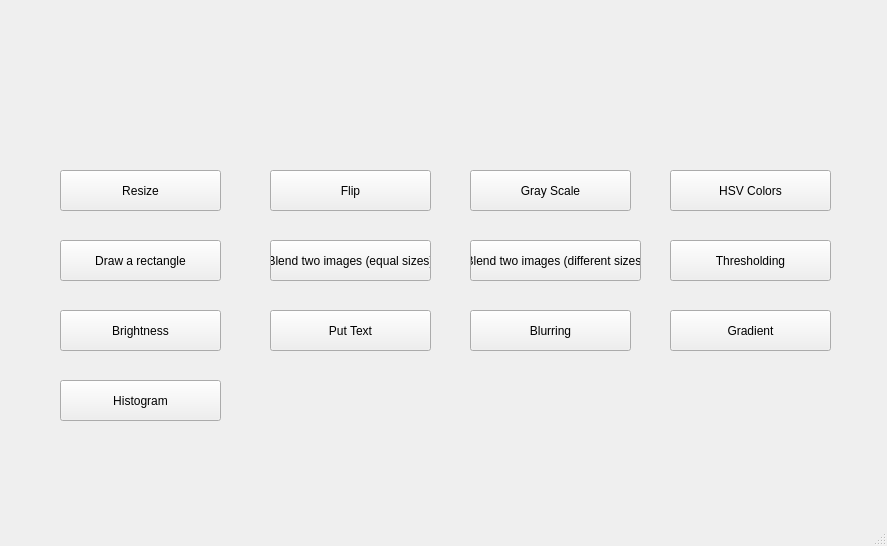
This is main.ui in Hossamster/Edit-Image-App as Qt 5 draws it before an edit. The edited form follows.
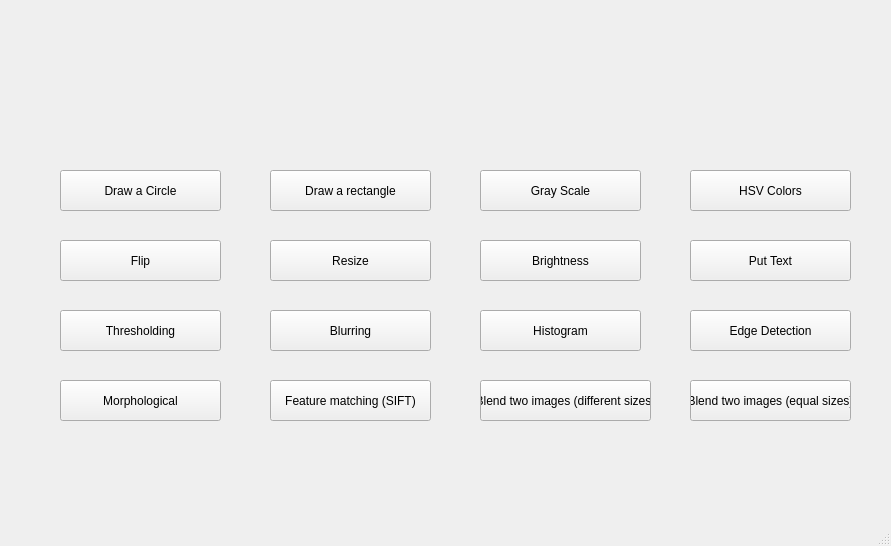
This is the edited form. Icons and pictures are not drawn.

Diff of the .ui file:
```diff
--- a/main.ui
+++ b/main.ui
@@ -6,7 +6,7 @@
    <rect>
     <x>0</x>
     <y>0</y>
-    <width>887</width>
+    <width>891</width>
     <height>546</height>
    </rect>
   </property>
@@ -2236,8 +2236,8 @@
    <widget class="QPushButton" name="flip">
     <property name="geometry">
      <rect>
-      <x>270</x>
-      <y>170</y>
+      <x>60</x>
+      <y>240</y>
       <width>161</width>
       <height>41</height>
      </rect>
@@ -2249,8 +2249,8 @@
    <widget class="QPushButton" name="resize">
     <property name="geometry">
      <rect>
-      <x>60</x>
-      <y>170</y>
+      <x>270</x>
+      <y>240</y>
       <width>161</width>
       <height>41</height>
      </rect>
@@ -2284,8 +2284,8 @@
    <widget class="QPushButton" name="draw_rectangle">
     <property name="geometry">
      <rect>
-      <x>60</x>
-      <y>240</y>
+      <x>270</x>
+      <y>170</y>
       <width>161</width>
       <height>41</height>
      </rect>
@@ -2297,7 +2297,7 @@
    <widget class="QPushButton" name="gray_scale">
     <property name="geometry">
      <rect>
-      <x>470</x>
+      <x>480</x>
       <y>170</y>
       <width>161</width>
       <height>41</height>
@@ -2310,7 +2310,7 @@
    <widget class="QPushButton" name="hsv">
     <property name="geometry">
      <rect>
-      <x>670</x>
+      <x>690</x>
       <y>170</y>
       <width>161</width>
       <height>41</height>
@@ -2323,8 +2323,8 @@
    <widget class="QPushButton" name="blend2imgs">
     <property name="geometry">
      <rect>
-      <x>270</x>
-      <y>240</y>
+      <x>690</x>
+      <y>380</y>
       <width>161</width>
       <height>41</height>
      </rect>
@@ -2339,8 +2339,8 @@
    <widget class="QPushButton" name="blending_diff_size">
     <property name="geometry">
      <rect>
-      <x>470</x>
-      <y>240</y>
+      <x>480</x>
+      <y>380</y>
       <width>171</width>
       <height>41</height>
      </rect>
@@ -2352,8 +2352,8 @@
    <widget class="QPushButton" name="threshold">
     <property name="geometry">
      <rect>
-      <x>670</x>
-      <y>240</y>
+      <x>60</x>
+      <y>310</y>
       <width>161</width>
       <height>41</height>
      </rect>
@@ -2365,8 +2365,8 @@
    <widget class="QPushButton" name="brightness">
     <property name="geometry">
      <rect>
-      <x>60</x>
-      <y>310</y>
+      <x>480</x>
+      <y>240</y>
       <width>161</width>
       <height>41</height>
      </rect>
@@ -2378,8 +2378,8 @@
    <widget class="QPushButton" name="put_text">
     <property name="geometry">
      <rect>
-      <x>270</x>
-      <y>310</y>
+      <x>690</x>
+      <y>240</y>
       <width>161</width>
       <height>41</height>
      </rect>
@@ -2391,7 +2391,7 @@
    <widget class="QPushButton" name="blurring">
     <property name="geometry">
      <rect>
-      <x>470</x>
+      <x>270</x>
       <y>310</y>
       <width>161</width>
       <height>41</height>
@@ -2404,21 +2404,21 @@
    <widget class="QPushButton" name="gradient">
     <property name="geometry">
      <rect>
-      <x>670</x>
+      <x>690</x>
       <y>310</y>
       <width>161</width>
       <height>41</height>
      </rect>
     </property>
     <property name="text">
-     <string>Gradient</string>
+     <string>Edge Detection</string>
     </property>
    </widget>
    <widget class="QPushButton" name="histogram">
     <property name="geometry">
      <rect>
-      <x>60</x>
-      <y>380</y>
+      <x>480</x>
+      <y>310</y>
       <width>161</width>
       <height>41</height>
      </rect>
@@ -2427,6 +2427,45 @@
      <string>Histogram</string>
     </property>
    </widget>
+   <widget class="QPushButton" name="feature_matching">
+    <property name="geometry">
+     <rect>
+      <x>270</x>
+      <y>380</y>
+      <width>161</width>
+      <height>41</height>
+     </rect>
+    </property>
+    <property name="text">
+     <string>Feature matching (SIFT)</string>
+    </property>
+   </widget>
+   <widget class="QPushButton" name="draw_circle">
+    <property name="geometry">
+     <rect>
+      <x>60</x>
+      <y>170</y>
+      <width>161</width>
+      <height>41</height>
+     </rect>
+    </property>
+    <property name="text">
+     <string>Draw a Circle</string>
+    </property>
+   </widget>
+   <widget class="QPushButton" name="morphological">
+    <property name="geometry">
+     <rect>
+      <x>60</x>
+      <y>380</y>
+      <width>161</width>
+      <height>41</height>
+     </rect>
+    </property>
+    <property name="text">
+     <string>Morphological</string>
+    </property>
+   </widget>
   </widget>
   <widget class="QMenuBar" name="menubar">
    <property name="geometry">
```
Left out of the diff: 2 changed lines with no effect on the pictures.
